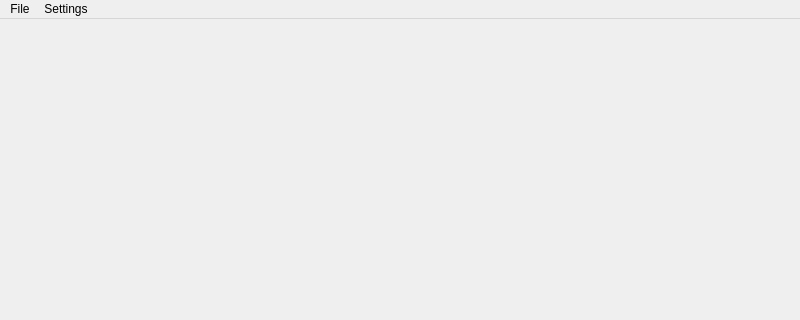
First picture: the form in testwindow.ui, repository MariuszTerebecki/UsefulClasses, before the edit; both pictures show x 0 to 800 and y 0 to 320 of the 800 by 600 pixel window.
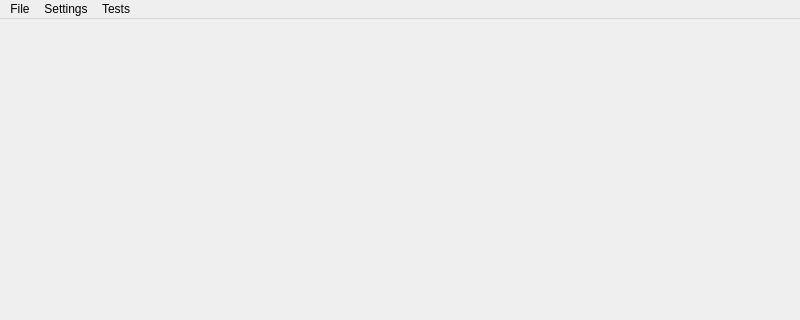
Second picture: the form after the edit.

Patch:
```diff
--- a/testwindow.ui
+++ b/testwindow.ui
@@ -35,8 +35,16 @@
     <addaction name="actionSaveQSS"/>
     <addaction name="actionLoadQSS"/>
    </widget>
+   <widget class="QMenu" name="menuTests">
+    <property name="title">
+     <string>Tests</string>
+    </property>
+    <addaction name="actionChart_Comment"/>
+    <addaction name="actionustal"/>
+   </widget>
    <addaction name="menuFile"/>
    <addaction name="menuSettings"/>
+   <addaction name="menuTests"/>
   </widget>
   <widget class="QStatusBar" name="statusbar"/>
   <action name="actionSaveQSS">
```
Left out of the diff: 10 changed lines with no effect on the pictures.
